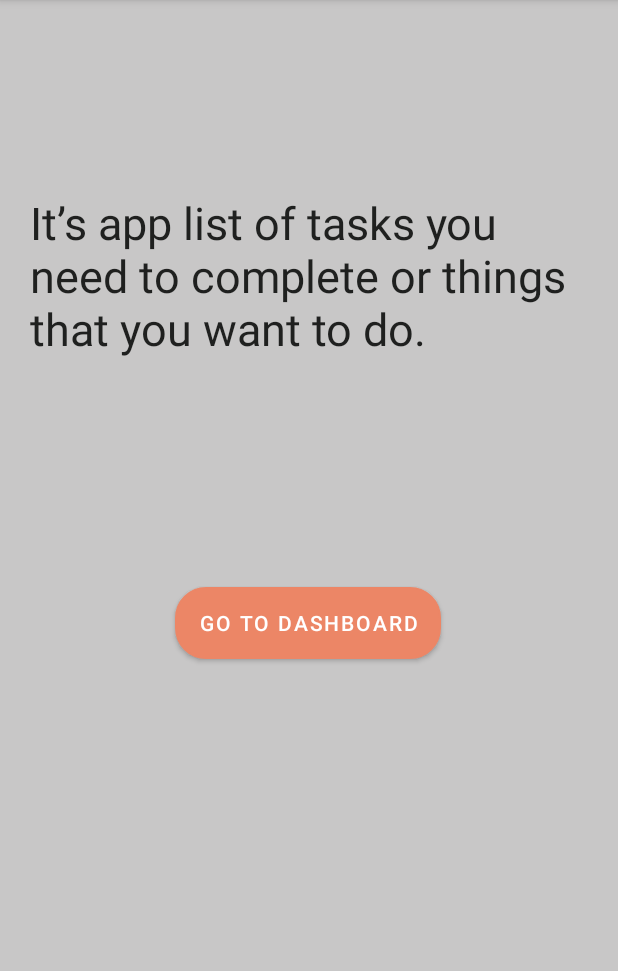
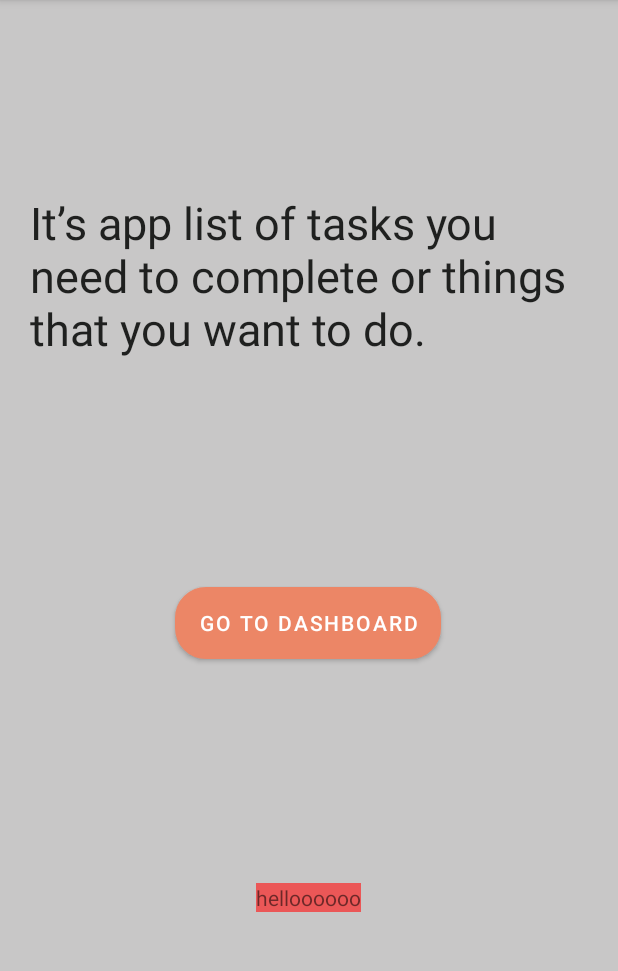
Before and after one commit to priyankamalekar123/TODOApp, an Android app: the IF_User_Login_Fragment screen opened through its navigation route, on a phone screen of 412 x 824 dp, the part 84-1055 px from its top. Run offline under Robolectric (Android 15) with nearby library versions, the phone set to English and light mode, and no system bars; our stand-ins replace navigation-ui.

Commit message:
added new text field

```diff
--- a/app/src/main/res/layout/fragment_i_f__user__login_.xml
+++ b/app/src/main/res/layout/fragment_i_f__user__login_.xml
@@ -34,6 +34,16 @@
         app:layout_constraintStart_toStartOf="parent"
         app:layout_constraintTop_toBottomOf="@+id/textView5" />
 
+    <TextView
+        android:layout_width="wrap_content"
+        android:layout_height="wrap_content"
+        android:layout_marginBottom="140dp"
+        android:background="@color/red"
+        android:text="helloooooo"
+        app:layout_constraintBottom_toBottomOf="parent"
+        app:layout_constraintEnd_toEndOf="parent"
+        app:layout_constraintHorizontal_bias="0.498"
+        app:layout_constraintStart_toStartOf="parent" />
 
 
 </androidx.constraintlayout.widget.ConstraintLayout>
```
